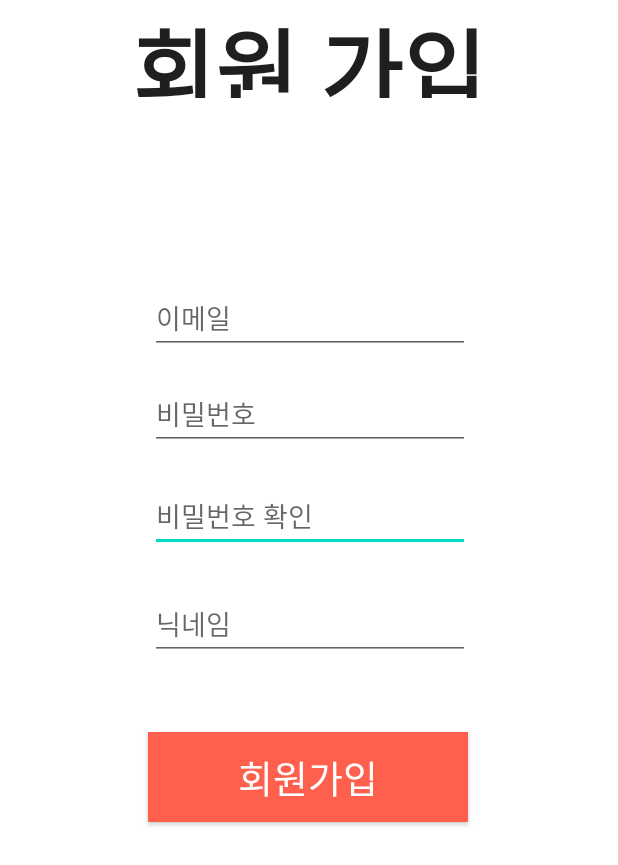
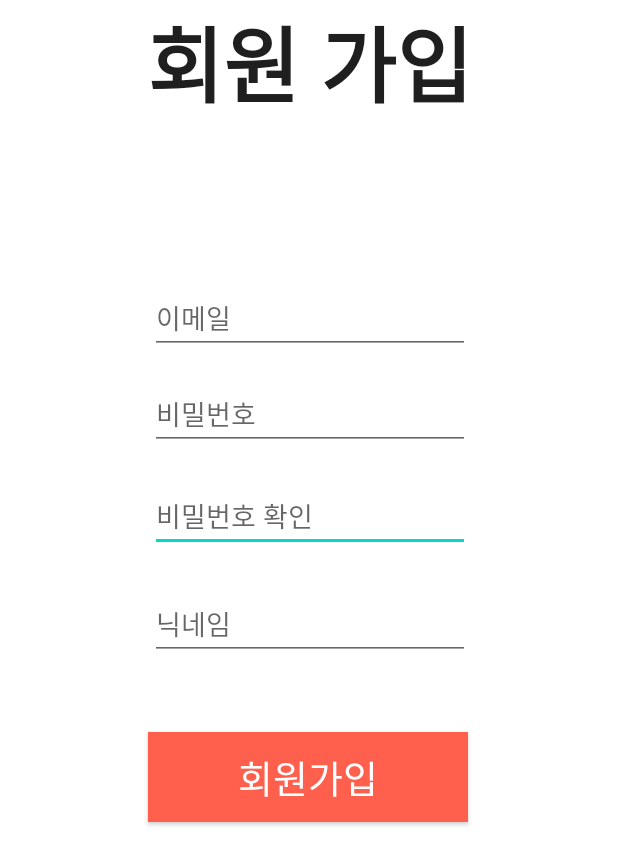
Before and after one commit to ohamin26/kotlin_red_lighthouse, an Android app: the layout signup.xml on its own in the app's theme, with its tools: preview values and no code run, on a phone screen of 412 x 824 dp. Shown: the top 865 px of the screen. Run offline under Robolectric (Android 15) with nearby library versions, the phone set to English and light mode, and no system bars.

Commit message:
xml file commit

```diff
--- a/app/src/main/res/font/suite.xml
+++ b/app/src/main/res/font/suite.xml
@@ -1,4 +1,4 @@
-<!--suite 폰트-->
+<!--suite 폰트 적용-->
 <?xml version="1.0" encoding="utf-8"?>
 <font-family xmlns:tools="http://schemas.android.com/tools"
     xmlns:android="http://schemas.android.com/apk/res/android">
@@ -6,4 +6,4 @@
         android:fontWeight="400"
         android:font="@font/suite"
         tools:ignore="ResourceCycle" />
-</font-family>
+</font-family?
--- a/app/src/main/res/layout/find_passwd.xml
+++ b/app/src/main/res/layout/find_passwd.xml
@@ -68,7 +68,7 @@
         app:layout_constraintHorizontal_bias="0.497"
         app:layout_constraintStart_toStartOf="parent"
         tools:ignore="MissingConstraints"
-        tools:layout_editor_absoluteY="431dp" />
+        tools:layout_editor_absoluteY="430dp" />
 
     <androidx.appcompat.widget.AppCompatButton
         android:id="@+id/btn_move"
--- a/app/src/main/res/layout/login.xml
+++ b/app/src/main/res/layout/login.xml
@@ -50,7 +50,7 @@
             android:layout_height="48dp"
             android:layout_gravity="center"
             android:ems="10"
-            android:hint="Passwd"
+            android:hint="Password"
             android:inputType="textPassword" />
 
         <androidx.appcompat.widget.AppCompatButton
--- a/app/src/main/res/layout/signup.xml
+++ b/app/src/main/res/layout/signup.xml
@@ -11,18 +11,18 @@
     <TextView
         android:id="@+id/sign_in"
         android:layout_width="match_parent"
-        android:layout_height="65dp"
+        android:layout_height="80dp"
+        android:fontFamily="@font/suite"
         android:text="회원 가입"
-        android:fontFamily="@font/suite"
         android:textAlignment="center"
         android:textColor="#1f1f1f"
-        android:textSize="60dp"
+        android:textSize="55dp"
         android:textStyle="bold"
         app:layout_constraintEnd_toEndOf="parent"
         app:layout_constraintHorizontal_bias="0.0"
         app:layout_constraintStart_toStartOf="parent"
-        tools:layout_editor_absoluteY="80dp"
-        tools:ignore="MissingConstraints" />
+        tools:ignore="MissingConstraints"
+        tools:layout_editor_absoluteY="62dp" />
 
     <EditText
         android:id="@+id/edit_pw_re"
```
